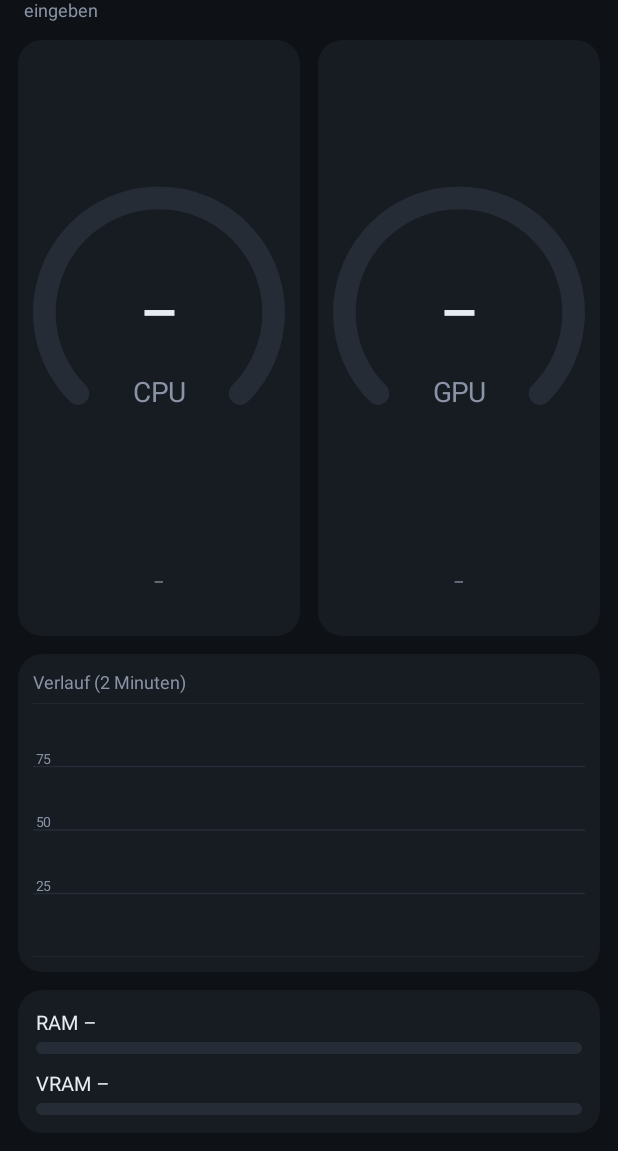
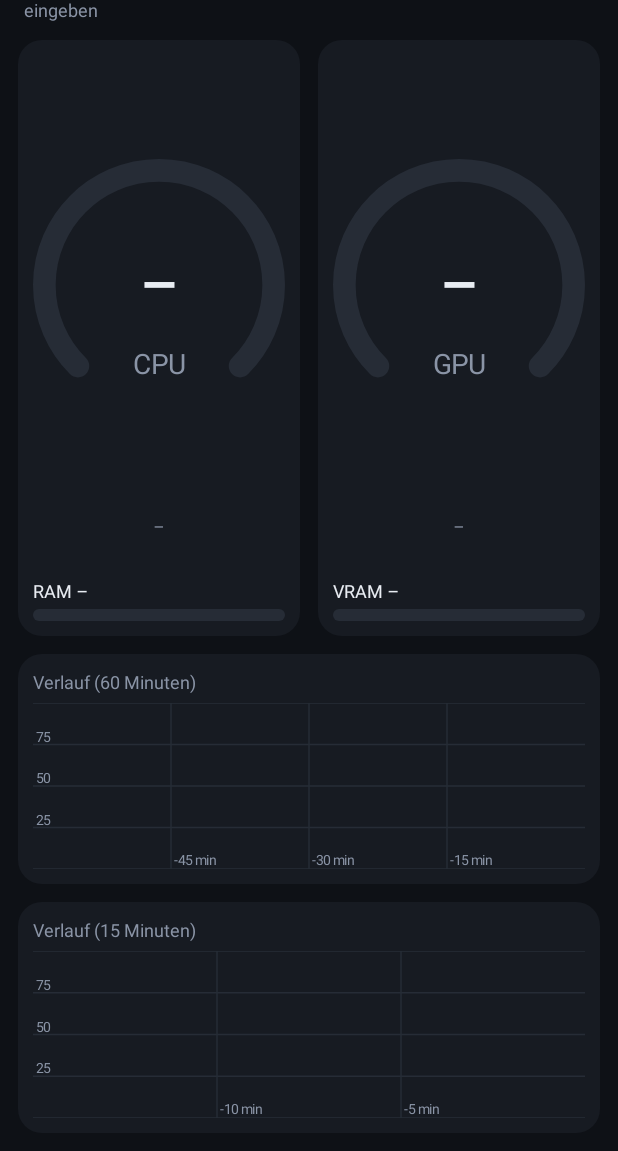
Before and after one commit to eightbitspliff/GPU-CPU-Monitor-Android, an Android app: the screen it shows after launch (MainActivity), after a tap on an icon or button, on a phone screen of 412 x 824 dp, the part 85-1236 px from its top. Run offline under Robolectric (Android 15) with nearby library versions, the phone set to English and light mode, and no system bars; network calls fail.

Commit message:
Oberfläche: RAM/VRAM in CPU-/GPU-Karte, Verlauf 60 + 15 Minuten
- RAM-Belegung sitzt jetzt in der CPU-Karte, VRAM-Belegung in der GPU-Karte
  (App und Web-Dashboard / Nest Hub)
- Rechter Bereich zeigt zwei Verlaufsdiagramme: oben 60 Minuten, unten 15 Minuten,
  mit Zeitmarken; Werte werden auf die Pixelbreite gemittelt
- Server schreibt den CPU/GPU-Verlauf der letzten 60 Minuten mit (GET /history),
  App und Dashboard laden ihn beim Verbinden, damit die Diagramme sofort gefüllt sind
- App-Version 1.2

Co-Authored-By: Claude Opus 5.5 <noreply@anthropic.com>
Claude-Session: https://claude.ai/code/session_0121rADaadHyZibj4ysTdg6Z

```diff
--- a/android-app/app/build.gradle.kts
+++ b/android-app/app/build.gradle.kts
@@ -11,8 +11,8 @@ android {
         applicationId = "com.pcmonitor.app"
         minSdk = 26
         targetSdk = 34
-        versionCode = 2
-        versionName = "1.1"
+        versionCode = 3
+        versionName = "1.2"
     }
 
     buildTypes {
--- a/android-app/app/src/main/java/com/pcmonitor/app/MainActivity.kt
+++ b/android-app/app/src/main/java/com/pcmonitor/app/MainActivity.kt
@@ -28,7 +28,8 @@ class MainActivity : Activity() {
     private lateinit var cpuInfo: TextView
     private lateinit var gpuName: TextView
     private lateinit var gpuInfo: TextView
-    private lateinit var graph: GraphView
+    private lateinit var graphLong: GraphView
+    private lateinit var graphShort: GraphView
     private lateinit var ramText: TextView
     private lateinit var ramBar: BarView
     private lateinit var vramText: TextView
@@ -38,6 +39,8 @@ class MainActivity : Activity() {
     private var cpuSeries = 0
     private var gpuSeries = 0
     private var failures = 0
+    /** Adresse, für die der Verlauf schon vom Server geholt wurde (bzw. gerade geholt wird). */
+    private var historyFor: String? = null
     private var searching = false
 
     private val poller = Poller({ Prefs.address(this) }, 1000L) { result ->
@@ -56,7 +59,8 @@ class MainActivity : Activity() {
         cpuInfo = findViewById(R.id.cpuInfo)
         gpuName = findViewById(R.id.gpuName)
         gpuInfo = findViewById(R.id.gpuInfo)
-        graph = findViewById(R.id.graph)
+        graphLong = findViewById(R.id.graphLong)
+        graphShort = findViewById(R.id.graphShort)
         ramText = findViewById(R.id.ramText)
         ramBar = findViewById(R.id.ramBar)
         vramText = findViewById(R.id.vramText)
@@ -69,8 +73,12 @@ class MainActivity : Activity() {
         gpuGauge.label = "GPU"; gpuGauge.color = gpuColor
         ramBar.color = getColor(R.color.ram)
         vramBar.color = gpuColor
-        cpuSeries = graph.addSeries(cpuColor)
-        gpuSeries = graph.addSeries(gpuColor)
+        graphLong.minutes = 60
+        graphShort.minutes = 15
+        for (g in listOf(graphLong, graphShort)) {
+            cpuSeries = g.addSeries(cpuColor)
+            gpuSeries = g.addSeries(gpuColor)
+        }
 
         searchButton.setOnClickListener { search() }
         findViewById<View>(R.id.statusBox).setOnClickListener { askAddress() }
@@ -86,6 +94,7 @@ class MainActivity : Activity() {
     override fun onResume() {
         super.onResume()
         updateHostLabel()
+        historyFor = null // während die App pausiert war, hat der Server weiter mitgeschrieben
         poller.start()
     }
 
@@ -157,12 +166,12 @@ class MainActivity : Activity() {
                 g.powerW?.let { "${Math.round(it)} W" },
             ).joinToString("  ·  ")
 
-            ramText.text = "RAM  ${fmtGb(s.ramUsedMb)} / ${fmtGb(s.ramTotalMb)}  (${fmtPct(s.ramUsage)})"
+            ramText.text = "RAM  ${fmtGbNum(s.ramUsedMb)} / ${fmtGb(s.ramTotalMb)}  ·  ${fmtPct(s.ramUsage)}"
             ramBar.setValue(s.ramUsage)
             if (g?.memUsedMb != null) {
                 val total = g.memTotalMb
                 val pct = if (total != null && total > 0) g.memUsedMb / total * 100 else null
-                vramText.text = if (total != null) "VRAM  ${fmtGb(g.memUsedMb)} / ${fmtGb(total)}  (${fmtPct(pct)})"
+                vramText.text = if (total != null) "VRAM  ${fmtGbNum(g.memUsedMb)} / ${fmtGb(total)}  ·  ${fmtPct(pct)}"
                 else "VRAM  ${fmtGb(g.memUsedMb)} belegt"
                 vramBar.setValue(pct)
             } else {
@@ -170,9 +179,8 @@ class MainActivity : Activity() {
                 vramBar.setValue(null)
             }
 
-            graph.push(cpuSeries, s.cpuUsage.toFloat())
-            graph.push(gpuSeries, g?.usage?.toFloat() ?: Float.NaN)
-            graph.commit()
+            pushGraphs(s.cpuUsage.toFloat(), g?.usage?.toFloat() ?: Float.NaN)
+            if (historyFor != addr) loadHistory(addr)
         }.onFailure {
             failures++
             statusText.setTextColor(getColor(R.color.error))
@@ -181,10 +189,35 @@ class MainActivity : Activity() {
                 cpuGauge.setValue(null)
                 gpuGauge.setValue(null)
             }
-            graph.push(cpuSeries, Float.NaN)
-            graph.push(gpuSeries, Float.NaN)
+            pushGraphs(Float.NaN, Float.NaN)
+        }
+    }
+
+    private fun pushGraphs(cpu: Float, gpu: Float) {
+        for (graph in listOf(graphLong, graphShort)) {
+            graph.push(cpuSeries, cpu)
+            graph.push(gpuSeries, gpu)
             graph.commit()
         }
+    }
+
+    /** Holt den Verlauf der letzten 60 Minuten vom Server, damit die Diagramme sofort gefüllt sind. */
+    private fun loadHistory(addr: String) {
+        historyFor = addr
+        Thread {
+            val result = runCatching { StatsClient.fetchHistory(addr) }
+            runOnUiThread {
+                if (isFinishing || Prefs.address(this) != addr) return@runOnUiThread
+                result.onFailure { historyFor = null } // beim nächsten Abruf erneut versuchen
+                val h = result.getOrNull() ?: return@runOnUiThread
+                if (h.cpu.isEmpty()) return@runOnUiThread
+                for (graph in listOf(graphLong, graphShort)) {
+                    graph.setData(cpuSeries, h.cpu)
+                    graph.setData(gpuSeries, h.gpu)
+                    graph.commit()
+                }
+            }
+        }.start()
     }
 
     private fun search() {
--- a/android-app/app/src/main/java/com/pcmonitor/app/Views.kt
+++ b/android-app/app/src/main/java/com/pcmonitor/app/Views.kt
@@ -82,12 +82,23 @@ class GaugeView @JvmOverloads constructor(
     }
 }
 
-/** Liniendiagramm für den Verlauf von CPU und GPU. */
+/**
+ * Liniendiagramm für den Verlauf von CPU und GPU.
+ * Speichert einen Wert pro Sekunde über [minutes] Minuten; beim Zeichnen werden
+ * die Werte auf die verfügbare Breite gemittelt.
+ */
 class GraphView @JvmOverloads constructor(
     context: Context, attrs: AttributeSet? = null,
 ) : View(context, attrs) {
 
-    private val capacity = 120
+    /** Dargestellte Zeitspanne in Minuten. */
+    var minutes: Int = 2
+        set(v) {
+            field = v.coerceAtLeast(1)
+            for ((_, q) in series) trim(q)
+            invalidate()
+        }
+    private val capacity get() = minutes * 60
     private val series = mutableListOf<Pair<Int, ArrayDeque<Float>>>()
 
     private val gridPaint = Paint(Paint.ANTI_ALIAS_FLAG).apply {
@@ -111,10 +122,21 @@ class GraphView @JvmOverloads constructor(
     fun push(index: Int, value: Float) {
         val q = series[index].second
         q.addLast(value)
-        while (q.size > capacity) q.removeFirst()
+        trim(q)
+    }
+
+    /** Ersetzt den gespeicherten Verlauf einer Reihe (ältester Wert zuerst). */
+    fun setData(index: Int, values: List<Float>) {
+        val q = series[index].second
+        q.clear()
+        q.addAll(values.takeLast(capacity))
     }
 
     fun commit() = invalidate()
+
+    private fun trim(q: ArrayDeque<Float>) {
+        while (q.size > capacity) q.removeFirst()
+    }
 
     override fun onDraw(canvas: Canvas) {
         val w = width.toFloat()
@@ -125,18 +147,41 @@ class GraphView @JvmOverloads constructor(
             canvas.drawLine(0f, y, w, y, gridPaint)
             if (p in 25..75) canvas.drawText("$p", dp(2f), y - dp(2f), gridText)
         }
-        val step = w / (capacity - 1)
+        // Zeitmarken: 60 min -> alle 15 min, 15 min -> alle 5 min
+        val parts = if (minutes % 4 == 0) 4 else 3
+        for (k in 1 until parts) {
+            val x = w * k / parts
+            canvas.drawLine(x, 0f, x, h, gridPaint)
+            val mins = minutes * (parts - k) / parts.toFloat()
+            val label = if (mins == Math.round(mins).toFloat()) "-${Math.round(mins)} min"
+            else String.format(java.util.Locale.GERMANY, "-%.1f min", mins)
+            canvas.drawText(label, x + dp(2f), h - dp(3f), gridText)
+        }
+
+        // Werte in Eimer mitteln, damit höchstens ein Punkt pro ~1,5 px gezeichnet wird
+        val cap = capacity
+        val per = maxOf(1, Math.ceil(cap / (w / dp(1.5f)).toDouble()).toInt())
+        val buckets = (cap + per - 1) / per
+        val step = if (buckets > 1) w / (buckets - 1) else w
         for ((color, q) in series) {
             if (q.isEmpty()) continue
-            val offset = capacity - q.size
+            val offset = cap - q.size // fehlende (ältere) Werte liegen links
             path.reset()
             var started = false
             var firstX = 0f
             var lastX = 0f
-            q.forEachIndexed { i, v ->
-                if (v.isNaN()) return@forEachIndexed
-                val x = (offset + i) * step
-                val y = h - h * v.coerceIn(0f, 100f) / 100f
+            for (b in 0 until buckets) {
+                var sum = 0f
+                var n = 0
+                for (i in b * per until minOf(cap, (b + 1) * per)) {
+                    val qi = i - offset
+                    if (qi < 0) continue
+                    val v = q[qi]
+                    if (!v.isNaN()) { sum += v; n++ }
+                }
+                if (n == 0) continue
+                val x = b * step
+                val y = h - h * (sum / n).coerceIn(0f, 100f) / 100f
                 if (!started) { path.moveTo(x, y); started = true; firstX = x } else path.lineTo(x, y)
                 lastX = x
             }
--- a/android-app/app/src/main/res/layout/activity_main.xml
+++ b/android-app/app/src/main/res/layout/activity_main.xml
@@ -108,6 +108,23 @@
                     android:text=""
                     android:textColor="@color/text"
                     android:textSize="13sp" />
+
+                <TextView
+                    android:id="@+id/ramText"
+                    android:layout_width="match_parent"
+                    android:layout_height="wrap_content"
+                    android:layout_marginTop="8dp"
+                    android:ellipsize="end"
+                    android:maxLines="1"
+                    android:text="RAM –"
+                    android:textColor="@color/text"
+                    android:textSize="12sp" />
+
+                <com.pcmonitor.app.BarView
+                    android:id="@+id/ramBar"
+                    android:layout_width="match_parent"
+                    android:layout_height="8dp"
+                    android:layout_marginTop="4dp" />
             </LinearLayout>
 
             <LinearLayout
@@ -145,6 +162,23 @@
                     android:text=""
                     android:textColor="@color/text"
                     android:textSize="13sp" />
+
+                <TextView
+                    android:id="@+id/vramText"
+                    android:layout_width="match_parent"
+                    android:layout_height="wrap_content"
+                    android:layout_marginTop="8dp"
+                    android:ellipsize="end"
+                    android:maxLines="1"
+                    android:text="VRAM –"
+                    android:textColor="@color/text"
+                    android:textSize="12sp" />
+
+                <com.pcmonitor.app.BarView
+                    android:id="@+id/vramBar"
+                    android:layout_width="match_parent"
+                    android:layout_height="8dp"
+                    android:layout_marginTop="4dp" />
             </LinearLayout>
         </LinearLayout>
 
@@ -155,7 +189,7 @@
             android:layout_weight="1"
             android:orientation="vertical">
 
-            <!-- Verlauf -->
+            <!-- Verlauf: oben 60 Minuten, unten 15 Minuten -->
             <LinearLayout
                 android:layout_width="match_parent"
                 android:layout_height="0dp"
@@ -168,55 +202,40 @@
                 <TextView
                     android:layout_width="wrap_content"
                     android:layout_height="wrap_content"
-                    android:text="Verlauf (2 Minuten)"
+                    android:text="Verlauf (60 Minuten)"
                     android:textColor="@color/muted"
                     android:textSize="12sp" />
 
                 <com.pcmonitor.app.GraphView
-                    android:id="@+id/graph"
+                    android:id="@+id/graphLong"
                     android:layout_width="match_parent"
                     android:layout_height="0dp"
                     android:layout_marginTop="6dp"
                     android:layout_weight="1" />
             </LinearLayout>
 
-            <!-- RAM / VRAM -->
             <LinearLayout
                 android:layout_width="match_parent"
-                android:layout_height="wrap_content"
+                android:layout_height="0dp"
                 android:layout_marginTop="12dp"
+                android:layout_weight="1"
                 android:background="@drawable/card_bg"
                 android:orientation="vertical"
-                android:padding="12dp">
+                android:padding="10dp">
 
                 <TextView
-                    android:id="@+id/ramText"
                     android:layout_width="wrap_content"
                     android:layout_height="wrap_content"
-                    android:text="RAM –"
-                    android:textColor="@color/text"
-                    android:textSize="13sp" />
+                    android:text="Verlauf (15 Minuten)"
+                    android:textColor="@color/muted"
+                    android:textSize="12sp" />
 
-                <com.pcmonitor.app.BarView
-                    android:id="@+id/ramBar"
+                <com.pcmonitor.app.GraphView
+                    android:id="@+id/graphShort"
                     android:layout_width="match_parent"
-                    android:layout_height="8dp"
-                    android:layout_marginTop="4dp" />
-
-                <TextView
-                    android:id="@+id/vramText"
-                    android:layout_width="wrap_content"
-                    android:layout_height="wrap_content"
-                    android:layout_marginTop="10dp"
-                    android:text="VRAM –"
-                    android:textColor="@color/text"
-                    android:textSize="13sp" />
-
-                <com.pcmonitor.app.BarView
-                    android:id="@+id/vramBar"
-                    android:layout_width="match_parent"
-                    android:layout_height="8dp"
-                    android:layout_marginTop="4dp" />
+                    android:layout_height="0dp"
+                    android:layout_marginTop="6dp"
+                    android:layout_weight="1" />
             </LinearLayout>
         </LinearLayout>
     </LinearLayout>
```
Also changed, not shown: android-app/app/src/main/java/com/pcmonitor/app/Stats.kt (+28 -0 lines), 3 other files.
